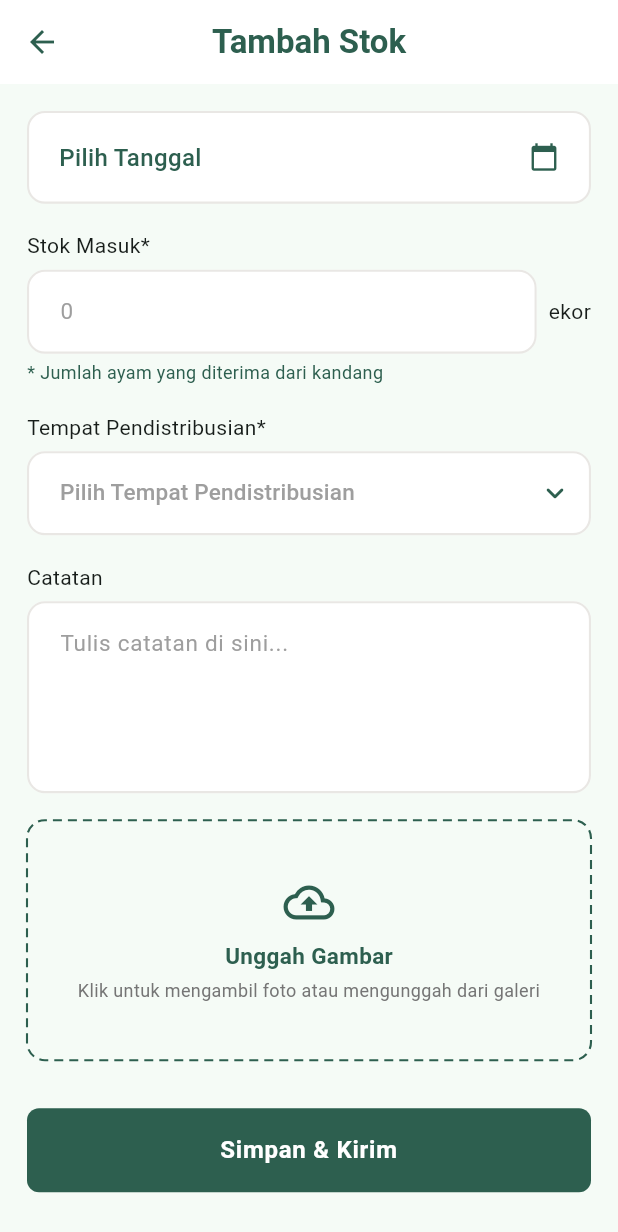
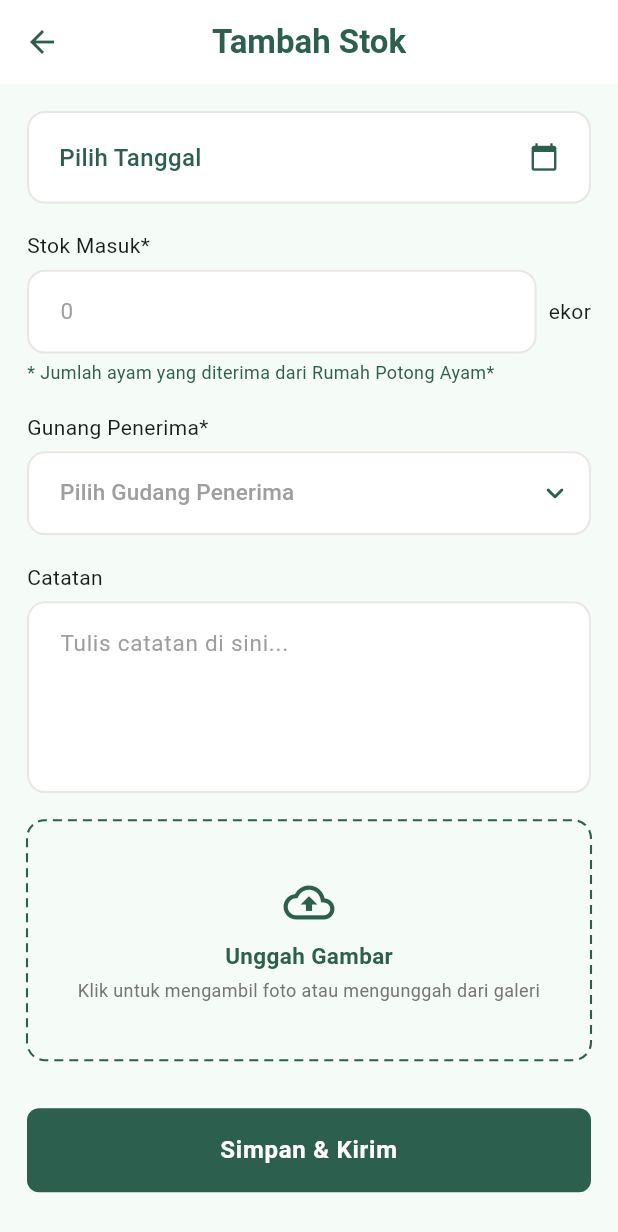
Before and after one commit to arkanaajaaa/HayCrew, a Flutter app: the TambahStokPage screen opened by its route, on a phone screen of 412 x 824 dp. Shown: the top 1232 px of the screen. Run offline on Flutter 3.47's test engine with Material 3 defaults, Android fonts, the phone set to English and light mode, and no system bars; our stand-ins replace get, get_storage, google_sign_in, image_picker, sqflite; missing offline and left inert: googleapis; accounts and stored records are empty; network calls fail.

Commit message:
Minor Update

```diff
--- a/lib/pages/dashboard/storage/tambahstokpage.dart
+++ b/lib/pages/dashboard/storage/tambahstokpage.dart
@@ -76,17 +76,17 @@ class TambahStokPage extends GetView<TambahStokController> {
               ),
               const SizedBox(height: 4),
               const Text(
-                '* Jumlah ayam yang diterima dari kandang',
+                '* Jumlah ayam yang diterima dari Rumah Potong Ayam*',
                 style: TextStyle(fontSize: 12, color: AppColors.primaryGreen),
               ),
               const SizedBox(height: 18),
 
-              Text('Tempat Pendistribusian*', style: theme.textTheme.bodyMedium),
+              Text('Gunang Penerima*', style: theme.textTheme.bodyMedium),
               const SizedBox(height: 6),
               Obx(
                 () => CDropdownField(
                   value: controller.selectedTempatDistribusi.value,
-                  hintText: 'Pilih Tempat Pendistribusian',
+                  hintText: 'Pilih Gudang Penerima',
                   items: controller.gudangOptions.toList(),
                   onChanged: (newValue) {
                     if (newValue != null) {
```
